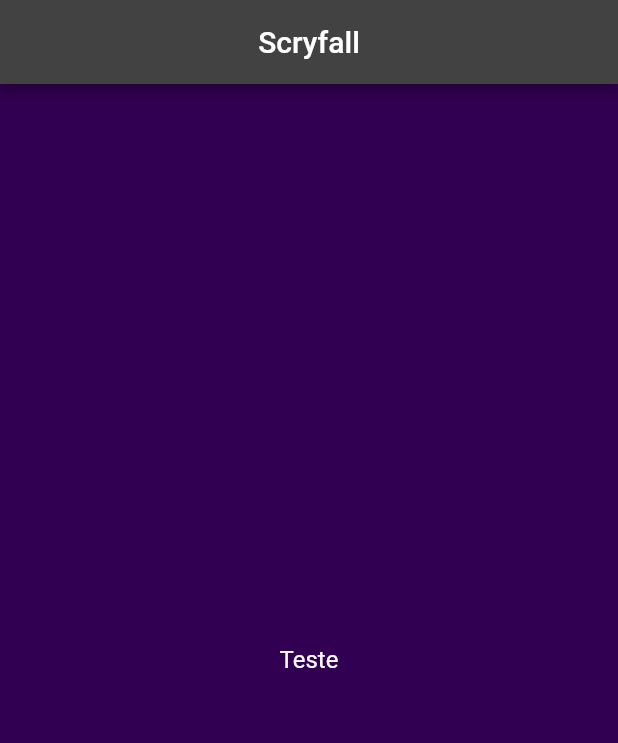
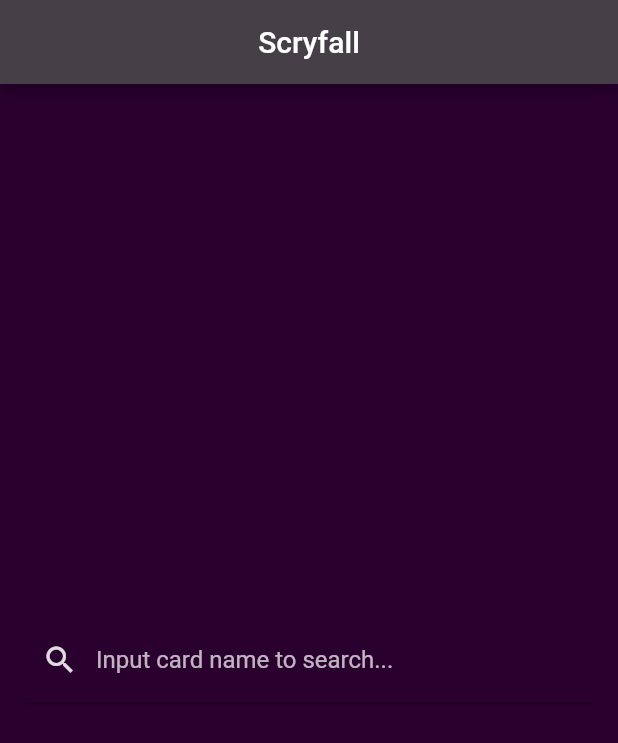
Before and after one commit to Rangel07/scryfallAPP, a Flutter app: the screen it shows after launch, on a phone screen of 412 x 824 dp. Shown: the top 743 px of the screen. Run offline on Flutter 3.47's test engine with Material 2 defaults, Android fonts, the phone set to English and light mode, and no system bars.

Commit message:
Adding libs and changing styles

```diff
--- /dev/null
+++ b/scryfall_app/lib/globals/globals.dart
@@ -0,0 +1,16 @@
+import 'dart:ui';
+import 'package:flutter/material.dart';
+
+// Variables
+
+// using fuzzy search
+const url = 'https://api.scryfall.com/cards/named?fuzzy=';
+
+// Colors
+const kpurple = Color.fromARGB(255, 42, 0, 47);
+const kwhite = Color.fromARGB(220, 255,255,255);
+const kgrey = Color.fromARGB(255, 71,63,72);
+
+// TextStyles
+const ktextWhite = TextStyle(color: kwhite, fontSize: 16);
+const ktextSearch = TextStyle(color: Color.fromARGB(180, 255, 255, 255), fontSize: 16, );
--- a/scryfall_app/lib/globals/styles.dart
+++ /dev/null
@@ -1,5 +0,0 @@
-import 'dart:ui';
-import 'package:flutter/material.dart';
-
-const kpurple = Color.fromARGB(255, 50, 0, 82);
-const ktextWhite = TextStyle(color: Colors.white, fontSize: 16);
--- a/scryfall_app/lib/main.dart
+++ b/scryfall_app/lib/main.dart
@@ -1,7 +1,7 @@
 import 'package:flutter/material.dart';
 import 'package:scryfall_app/pages/main_page.dart';
 
-import 'globals/styles.dart';
+import 'globals/globals.dart';
 
 void main() {
   runApp(const MyApp());
--- a/scryfall_app/lib/pages/main_page.dart
+++ b/scryfall_app/lib/pages/main_page.dart
@@ -1,5 +1,5 @@
 import 'package:flutter/material.dart';
-import 'package:scryfall_app/globals/styles.dart';
+import 'package:scryfall_app/globals/globals.dart';
 
 class MainPage extends StatelessWidget {
   const MainPage({Key? key}) : super(key: key);
@@ -8,12 +8,28 @@
   Widget build(BuildContext context) {
     return Scaffold(
       appBar: AppBar(
-        backgroundColor: Colors.grey.shade800,
+        backgroundColor: kgrey,
         centerTitle: true,
         title: const Text("Scryfall"),
       ),
-      body: const Center(
-        child: Text("Teste", style: ktextWhite,),
+      body: Column(
+        mainAxisAlignment: MainAxisAlignment.center,
+        children: [
+          Padding(
+            padding: const EdgeInsets.all(16.0),
+            child: TextField(
+              decoration: const InputDecoration(
+                prefixIcon: Icon(Icons.search, color: kwhite),
+                labelText: "Input card name to search...",
+                labelStyle: ktextSearch,
+              ),
+              style: ktextWhite,
+              onSubmitted: (value) {
+                print(value);
+              },
+            ),
+          ),
+        ],
       ),
     );
   }
--- a/scryfall_app/pubspec.yaml
+++ b/scryfall_app/pubspec.yaml
@@ -34,6 +34,7 @@
   # The following adds the Cupertino Icons font to your application.
   # Use with the CupertinoIcons class for iOS style icons.
   cupertino_icons: ^1.0.2
+  http: ^0.13.4
 
 dev_dependencies:
   flutter_test:
```
Also changed, not shown: scryfall_app/pubspec.lock, 1 other file.
